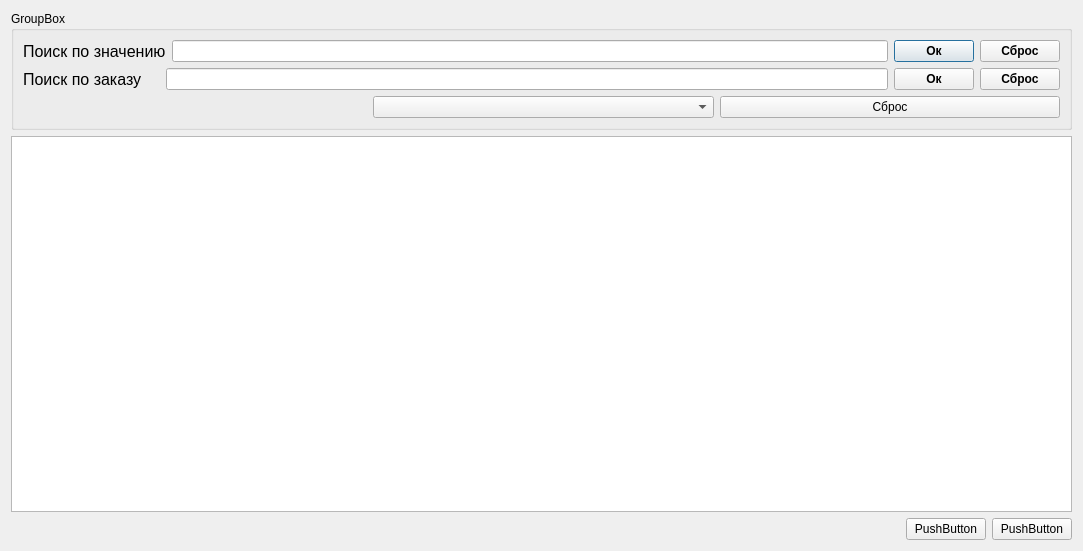
Old version of the form order_UI_dialog_plus_nom.ui in the repository Korguv/Poliur.
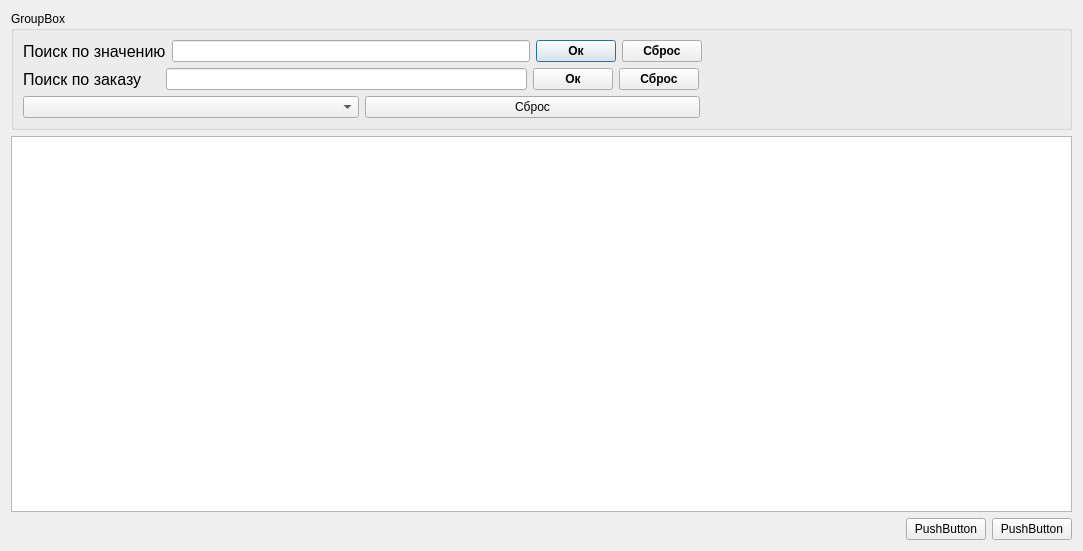
New version of the form.

Diff of the .ui file:
```diff
--- a/order_UI_dialog_plus_nom.ui
+++ b/order_UI_dialog_plus_nom.ui
@@ -71,6 +71,19 @@
           </property>
          </widget>
         </item>
+        <item>
+         <spacer name="horizontalSpacer_4">
+          <property name="orientation">
+           <enum>Qt::Horizontal</enum>
+          </property>
+          <property name="sizeHint" stdset="0">
+           <size>
+            <width>40</width>
+            <height>20</height>
+           </size>
+          </property>
+         </spacer>
+        </item>
        </layout>
       </item>
       <item>
@@ -134,26 +147,23 @@
           </property>
          </widget>
         </item>
+        <item>
+         <spacer name="horizontalSpacer_3">
+          <property name="orientation">
+           <enum>Qt::Horizontal</enum>
+          </property>
+          <property name="sizeHint" stdset="0">
+           <size>
+            <width>40</width>
+            <height>20</height>
+           </size>
+          </property>
+         </spacer>
+        </item>
        </layout>
       </item>
       <item>
        <layout class="QHBoxLayout" name="horizontalLayout_2">
-        <item>
-         <spacer name="horizontalSpacer_2">
-          <property name="orientation">
-           <enum>Qt::Horizontal</enum>
-          </property>
-          <property name="sizeType">
-           <enum>QSizePolicy::Maximum</enum>
-          </property>
-          <property name="sizeHint" stdset="0">
-           <size>
-            <width>350</width>
-            <height>20</height>
-           </size>
-          </property>
-         </spacer>
-        </item>
         <item>
          <widget class="QComboBox" name="comboBox"/>
         </item>
@@ -164,6 +174,22 @@
           </property>
          </widget>
         </item>
+        <item>
+         <spacer name="horizontalSpacer_2">
+          <property name="orientation">
+           <enum>Qt::Horizontal</enum>
+          </property>
+          <property name="sizeType">
+           <enum>QSizePolicy::Maximum</enum>
+          </property>
+          <property name="sizeHint" stdset="0">
+           <size>
+            <width>360</width>
+            <height>20</height>
+           </size>
+          </property>
+         </spacer>
+        </item>
        </layout>
       </item>
      </layout>
```
